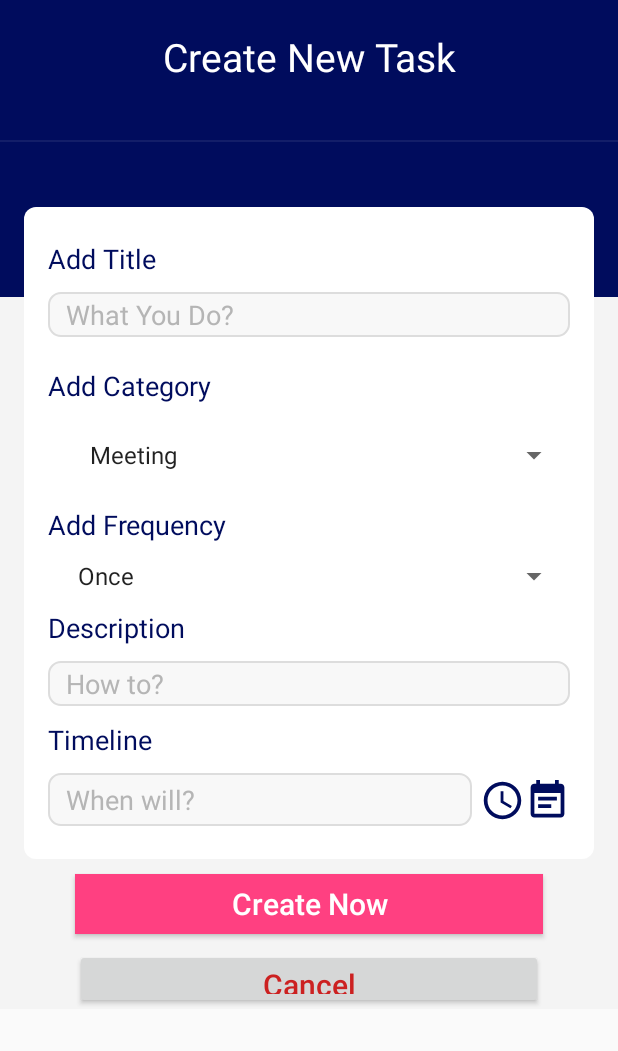
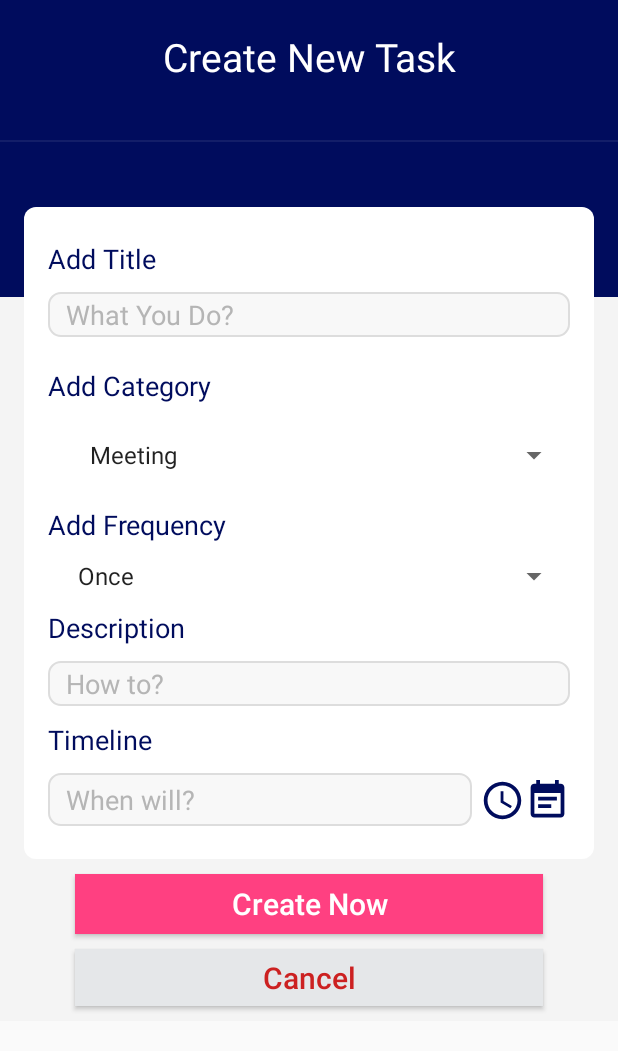
Before and after one commit to bsrcs/YTU_ReminderApp, an Android app: the NewTaskActivity screen opened directly, with no data from a screen before it, on a phone screen of 412 x 824 dp. Shown: the top 1051 px of the screen. Run offline under Robolectric (Android 15) with nearby library versions, the phone set to English and light mode, and no system bars; our stand-ins replace Firebase (no records; nobody signed in at launch, a user with empty details on screens opened directly).

Commit message:
*fixed night mode/ day mode and colors * fixed layout problems

```diff
--- a/app/src/main/java/com/busra/reminder/activity/TaskEditorActivity.java
+++ b/app/src/main/java/com/busra/reminder/activity/TaskEditorActivity.java
@@ -123,7 +123,7 @@ public class TaskEditorActivity extends AppCompatActivity implements View.OnClic
     }
 
     private void updateTask() {
-        // Edit task in database
+        // Edit task in database with the values from update activity.
         reference.child(TITLE).setValue(editTextTitleEdit.getText().toString());
         reference.child(DESC).setValue(editTextDescEdit.getText().toString());
         reference.child(DATE).setValue(editTextDateEdit.getText().toString());
--- a/app/src/main/res/layout/activity_new_task.xml
+++ b/app/src/main/res/layout/activity_new_task.xml
@@ -10,7 +10,8 @@
     <LinearLayout
         android:orientation="vertical"
         android:layout_width="match_parent"
-        android:layout_height="wrap_content">
+        android:layout_height="wrap_content"
+        >
 
         <!-- Refactor id -->
         <LinearLayout
@@ -221,6 +222,10 @@
 
         </LinearLayout>
 
+        <LinearLayout
+            android:layout_width="match_parent"
+            android:layout_height="wrap_content"
+            android:orientation="vertical">
             <Button
                 android:id="@+id/btnCreateTask"
                 android:layout_marginRight="50dp"
@@ -236,15 +241,18 @@
 
             <Button
                 android:id="@+id/btnCancel"
-            android:layout_marginRight="50dp"
+                android:layout_width="match_parent"
+                android:layout_height="38dp"
                 android:layout_marginLeft="50dp"
                 android:layout_marginTop="10dp"
+                android:layout_marginBottom="10dp"
+                android:layout_marginRight="50dp"
+                android:background="@color/colorLightGray"
                 android:text="@string/btn_cancel"
+                android:textAllCaps="false"
                 android:textColor="#cc2121"
-            android:textAllCaps="false"
-            android:textSize="20sp"
-            android:layout_width="match_parent"
-            android:layout_height="40dp" />
+                android:textSize="20sp" />
+        </LinearLayout>
 
     </LinearLayout>
 
--- a/app/src/main/res/values-night/colors.xml
+++ b/app/src/main/res/values-night/colors.xml
@@ -5,4 +5,6 @@
     <color name="colorPrimaryDarkNight">#303F9F</color>
     <color name="colorAccentNight">#FFC107</color>
     <color name="bg_dark">#263238</color>
+    <color name="colorTodoTitle">#F7F9F9</color>
+    <color name="colorTodoDesc">#F7F9F9</color>
 </resources>
--- /dev/null
+++ b/app/src/main/res/values/strings-night.xml
@@ -0,0 +1,28 @@
+<resources>
+    <!--Show strings in display-->
+    <string name="app_name">RemindMe</string>
+    <string name="search_title">Search</string>
+    <string name="title_name">Reminder</string>
+    <string name="title_desc">Must Do today</string>
+    <string name="email_auth">Email</string>
+    <string name="password_auth">Password</string>
+    <string name="sign_in_auth">Sign In</string>
+    <string name="sign_up_auth">Sign Up</string>
+    <string name="subtitle_auth">Log in to your account</string>
+
+    <!-- Main Activity -->
+    <string name="add_btn">+</string>
+    <string name="end_desc">No More ToDo`s</string>
+
+    <!-- NewTask and Edit Activity -->
+    <string name="title_page_task">Create New Task</string>
+    <string name="add_title_task">Add Title</string>
+    <string name="add_category_task">Add Category</string>
+    <string name="add_frequency_task">Add Frequency</string>
+    <string name="add_desc_task">Description</string>
+    <string name="add_date_task">Timeline</string>
+    <string name="btn_save_task">Create Now</string>
+    <string name="btn_cancel">Cancel</string>
+    <string name="btn_delete">Delete</string>
+    <string name="reminder_title">AlarmReminder</string>
+</resources>
```
Also changed, not shown: app/src/main/res/layout/activity_task_editor.xml (+9 -6 lines), app/src/main/res/layout/item_todo.xml (+6 -7 lines), app/src/main/res/values/colors.xml (+5 -2 lines). Lines whose indentation alone changed are shown as unchanged.
